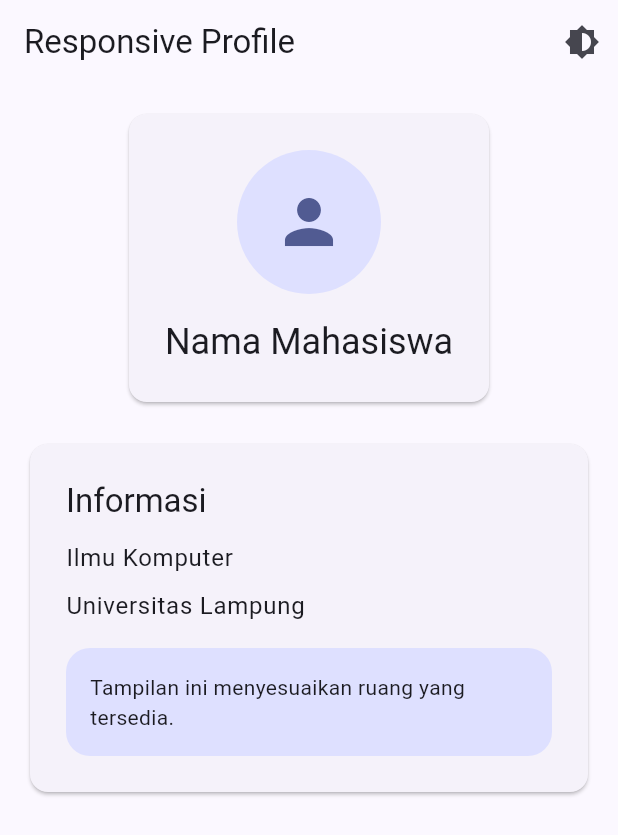
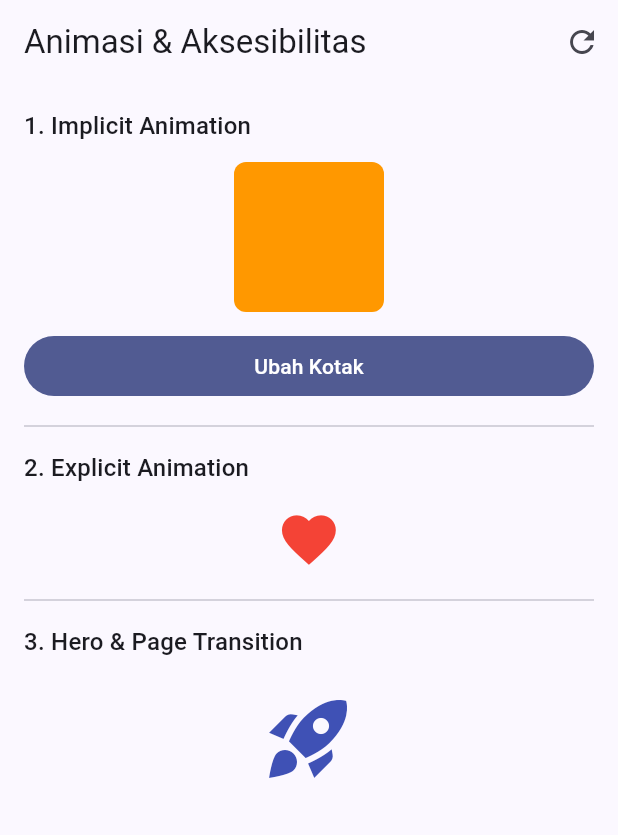
Before and after one commit to defina-ra/prak-mobilelanjut-2407051023, a Flutter app: the screen it shows after launch, on a phone screen of 412 x 824 dp. Shown: the top 835 px of the screen. Run offline on Flutter 3.47's test engine with Material 3 defaults, Android fonts, the phone set to English and light mode, and no system bars; our stand-ins replace audioplayers, video_player.

Commit message:
Pertemuan 7

```diff
--- /dev/null
+++ b/lib/home_page.dart
@@ -0,0 +1,127 @@
+import 'package:flutter/material.dart';
+import 'detail_page.dart';
+
+class HomePage extends StatefulWidget {
+  const HomePage({super.key});
+
+  @override
+  State<HomePage> createState() => _HomePageState();
+}
+
+class _HomePageState extends State<HomePage>
+    with SingleTickerProviderStateMixin {
+  bool _besar = false;
+  late final AnimationController _controller;
+
+  @override
+  void initState() {
+    super.initState();
+    _controller = AnimationController(
+      vsync: this,
+      duration: const Duration(milliseconds: 800),
+    )..repeat(reverse: true);
+  }
+
+  @override
+  void dispose() {
+    _controller.dispose();
+    super.dispose();
+  }
+
+  void _bukaDetail() {
+    Navigator.push(
+      context,
+      PageRouteBuilder(
+        transitionDuration: const Duration(milliseconds: 500),
+        pageBuilder: (context, animation, secondary) => const DetailPage(),
+        transitionsBuilder: (context, animation, secondary, child) =>
+            FadeTransition(opacity: animation, child: child),
+      ),
+    );
+  }
+
+  @override
+  Widget build(BuildContext context) {
+    final tanpaGerak = MediaQuery.of(context).disableAnimations;
+
+    return Scaffold(
+      appBar: AppBar(
+        title: const Text('Animasi & Aksesibilitas'),
+        actions: [
+          IconButton(
+            icon: const Icon(Icons.refresh),
+            tooltip: 'Reset kotak',
+            onPressed: () => setState(() => _besar = false),
+          ),
+        ],
+      ),
+      body: ListView(
+        padding: const EdgeInsets.all(16),
+        children: [
+          Text('1. Implicit Animation',
+              style: Theme.of(context).textTheme.titleMedium),
+          const SizedBox(height: 12),
+          Center(
+            child: Semantics(
+              label: _besar ? 'Kotak ukuran besar' : 'Kotak ukuran kecil',
+              child: AnimatedContainer(
+                duration: Duration(milliseconds: tanpaGerak ? 0 : 500),
+                curve: Curves.easeInOut,
+                width: _besar ? 200 : 100,
+                height: _besar ? 200 : 100,
+                decoration: BoxDecoration(
+                  color: _besar ? Colors.indigo : Colors.orange,
+                  borderRadius: BorderRadius.circular(_besar ? 40 : 8),
+                ),
+              ),
+            ),
+          ),
+          const SizedBox(height: 12),
+          FilledButton(
+            onPressed: () => setState(() => _besar = !_besar),
+            child: const Text('Ubah Kotak'),
+          ),
+          const Divider(height: 32),
+          Text('2. Explicit Animation',
+              style: Theme.of(context).textTheme.titleMedium),
+          const SizedBox(height: 12),
+          Center(
+            child: ScaleTransition(
+              scale: Tween<double>(begin: 0.8, end: 1.2).animate(_controller),
+              child: const Icon(
+                Icons.favorite,
+                color: Colors.red,
+                size: 48,
+                semanticLabel: 'Ikon hati berdenyut',
+              ),
+            ),
+          ),
+          const Divider(height: 32),
+          Text('3. Hero & Page Transition',
+              style: Theme.of(context).textTheme.titleMedium),
+          const SizedBox(height: 12),
+          Center(
+            child: Semantics(
+              label: 'Buka halaman detail',
+              button: true,
+              child: InkWell(
+                onTap: _bukaDetail,
+                child: const Padding(
+                  padding: EdgeInsets.all(8),
+                  child: Hero(
+                    tag: 'hero-ikon',
+                    child: Icon(
+                      Icons.rocket_launch,
+                      size: 64,
+                      color: Colors.indigo,
+                    ),
+                  ),
+                ),
+              ),
+            ),
+          ),
+        ],
+      ),
+    );
+  }
+}
--- a/lib/main.dart
+++ b/lib/main.dart
@@ -1,39 +1,17 @@
 import 'package:flutter/material.dart';
-import 'app_theme.dart';
-import 'responsive_profile.dart';
+import 'home_page.dart';
 
-void main() {
-  runApp(const MyApp());
-}
+void main() => runApp(const MyApp());
 
-class MyApp extends StatefulWidget {
+class MyApp extends StatelessWidget {
   const MyApp({super.key});
-
-  @override
-  State<MyApp> createState() => _MyAppState();
-}
-
-class _MyAppState extends State<MyApp> {
-  ThemeMode themeMode = ThemeMode.light;
-
-  void toggleTheme() {
-    setState(() {
-      themeMode =
-          themeMode == ThemeMode.light ? ThemeMode.dark : ThemeMode.light;
-    });
-  }
 
   @override
   Widget build(BuildContext context) {
     return MaterialApp(
       debugShowCheckedModeBanner: false,
-      title: 'Responsive Profile',
-      theme: AppTheme.lightTheme,
-      darkTheme: AppTheme.darkTheme,
-      themeMode: themeMode,
-      home: ResponsiveProfilePage(
-        onThemeChanged: toggleTheme,
-      ),
+      theme: ThemeData(colorSchemeSeed: Colors.indigo, useMaterial3: true),
+      home: const HomePage(),
     );
   }
 }
```
Also changed, not shown: lib/assets_media.dart (added, +215 -0 lines), lib/detail_page.dart (added, +23 -0 lines).
